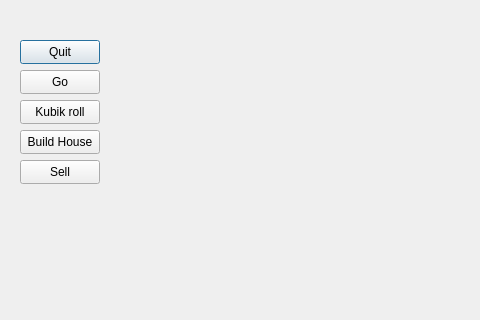
Old version of the form gamewidget.ui in the repository SahibAlMowt/Monopoly; both pictures show x 0 to 480 and y 0 to 320 of the 1098 by 607 pixel window.
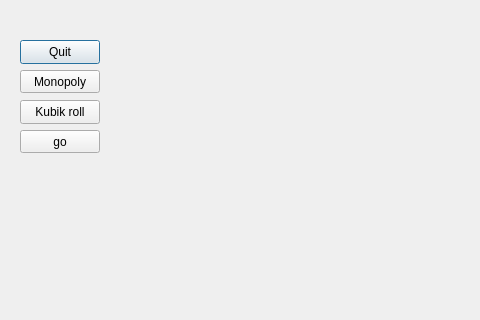
New version of the form.

```diff
--- a/gamewidget.ui
+++ b/gamewidget.ui
@@ -39,43 +39,30 @@
     <string>Kubik roll</string>
    </property>
   </widget>
-  <widget class="QPushButton" name="build_houses">
-   <property name="geometry">
-    <rect>
-     <x>20</x>
-     <y>130</y>
-     <width>80</width>
-     <height>24</height>
-    </rect>
-   </property>
-   <property name="text">
-    <string>Build House</string>
-   </property>
-  </widget>
-  <widget class="QPushButton" name="go_button">
+  <widget class="QPushButton" name="monopoly">
    <property name="geometry">
     <rect>
      <x>20</x>
      <y>70</y>
      <width>80</width>
-     <height>24</height>
+     <height>23</height>
     </rect>
    </property>
    <property name="text">
-    <string>Go</string>
+    <string>Monopoly</string>
    </property>
   </widget>
-  <widget class="QPushButton" name="sell_house">
+  <widget class="QPushButton" name="go_button">
    <property name="geometry">
     <rect>
      <x>20</x>
-     <y>160</y>
+     <y>130</y>
      <width>80</width>
-     <height>24</height>
+     <height>23</height>
     </rect>
    </property>
    <property name="text">
-    <string>Sell</string>
+    <string>go</string>
    </property>
   </widget>
  </widget>
```
